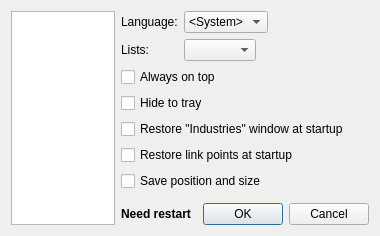
This is options.ui in HappySeaFox/tht as Qt 5 draws it before an edit. The edited form follows.
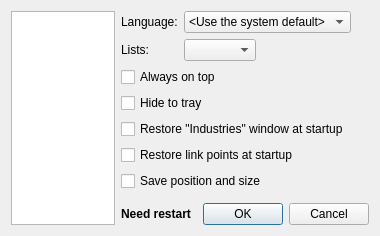
This is the edited form.

Commit message: Use "Use the system default" instead of "System"

Diff of the .ui file:
```diff
--- a/options.ui
+++ b/options.ui
@@ -47,7 +47,7 @@
            </property>
            <item>
             <property name="text">
-             <string extracomment="Adjective. Means &quot;System language&quot;">&lt;System&gt;</string>
+             <string extracomment="Means &quot;Use the system default language&quot;">&lt;Use the system default&gt;</string>
             </property>
            </item>
           </widget>
```
The commit also changes 4 other files.
